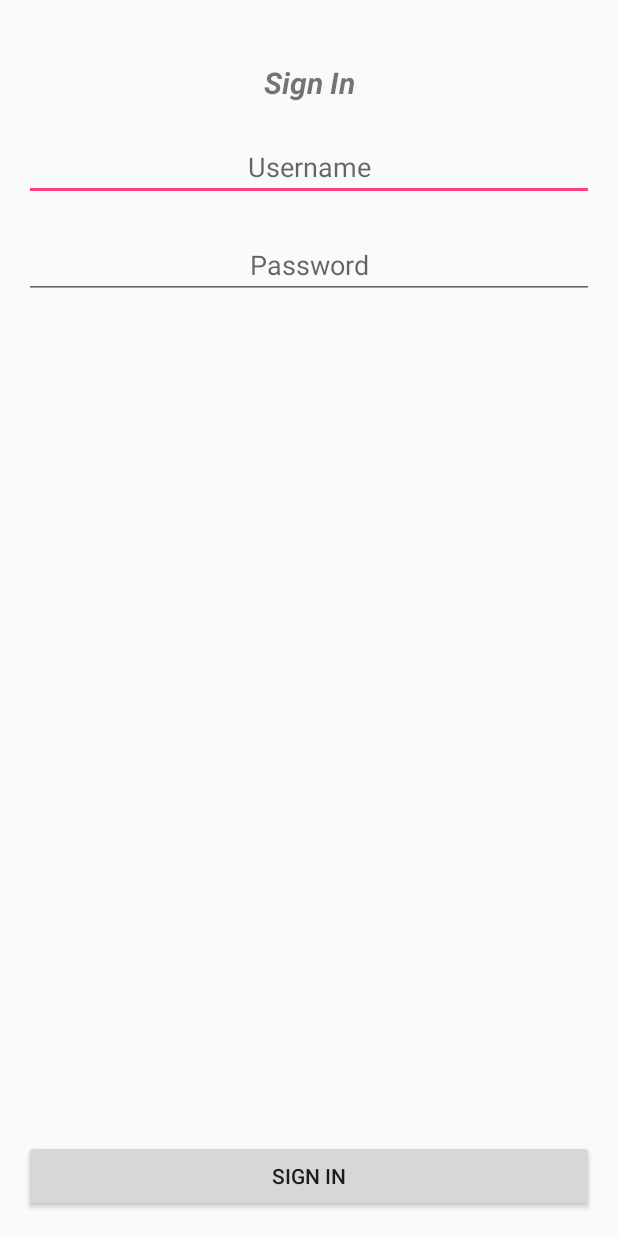
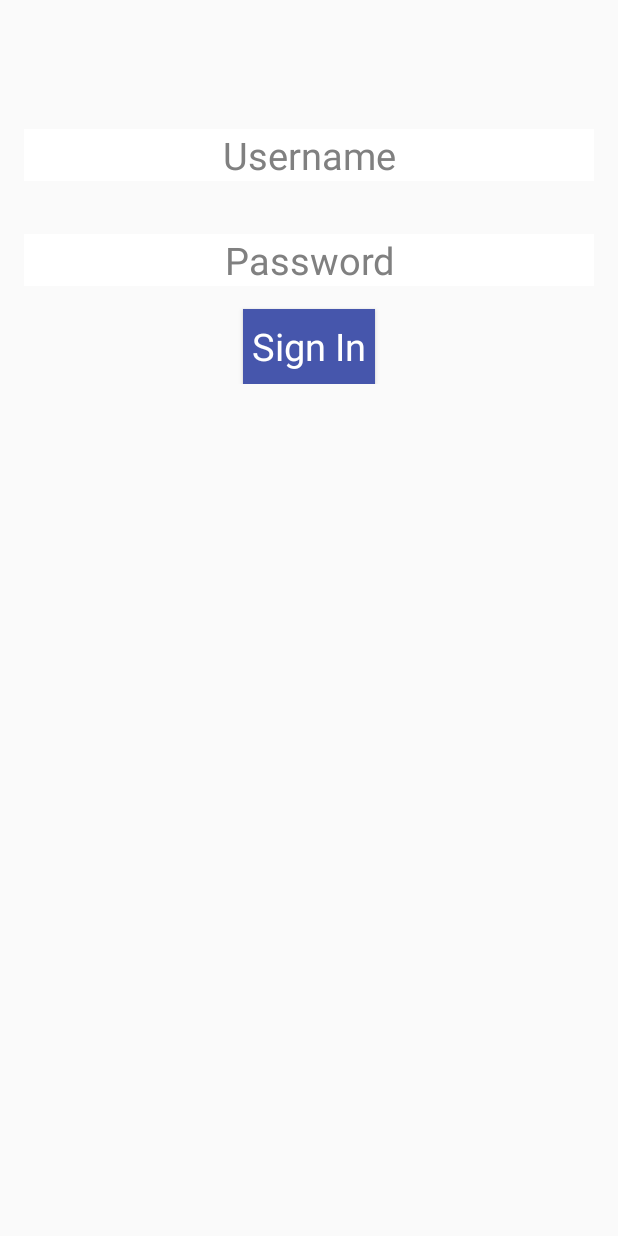
Before and after one commit to shanih/PDDailyCog, an Android app: the layout activity_login.xml on its own in the app's theme, with its tools: preview values and no code run, on a phone screen of 412 x 824 dp. Run offline under Robolectric (Android 15) with nearby library versions, the phone set to English and light mode, and no system bars.

Commit message:
begin of design

```diff
--- a/app/src/main/AndroidManifest.xml
+++ b/app/src/main/AndroidManifest.xml
@@ -10,7 +10,7 @@
         android:label="@string/app_name"
         android:roundIcon="@mipmap/ic_launcher_round"
         android:supportsRtl="true"
-        android:theme="@style/AppTheme">
+        android:theme="@style/OurApp">
         <activity android:name=".activities.MainActivity">
             <intent-filter>
                 <action android:name="android.intent.action.MAIN" />
--- a/app/src/main/java/il/ac/pddailycogresearch/pddailycog/activities/LoginActivity.java
+++ b/app/src/main/java/il/ac/pddailycogresearch/pddailycog/activities/LoginActivity.java
@@ -1,4 +1,4 @@
-package il.ac.pddailycogresearch.pddailycog.activities;
+package il.ac.pckddailycogresearch.pddailycog.activities;
 
 import android.os.Bundle;
 import android.support.v7.app.AppCompatActivity;
--- a/app/src/main/res/layout/activity_login.xml
+++ b/app/src/main/res/layout/activity_login.xml
@@ -1,5 +1,6 @@
 <?xml version="1.0" encoding="utf-8"?>
-<RelativeLayout xmlns:android="http://schemas.android.com/apk/res/android"
+
+<ScrollView xmlns:android="http://schemas.android.com/apk/res/android"
     xmlns:tools="http://schemas.android.com/tools"
     android:id="@+id/activity_login"
     android:layout_width="match_parent"
@@ -9,42 +10,54 @@
     android:paddingRight="@dimen/activity_horizontal_margin"
     android:paddingTop="@dimen/activity_vertical_margin"
     tools:context="il.ac.pddailycogresearch.pddailycog.activities.LoginActivity">
+<RelativeLayout
+    android:layout_width="match_parent"
+    android:layout_height="match_parent">
 
+    <!--<TextView-->
+        <!--android:id="@+id/TextViewTitle"-->
+        <!--android:layout_width="match_parent"-->
+        <!--android:layout_height="wrap_content"-->
+        <!--android:layout_centerHorizontal="true"-->
+        <!--android:layout_marginTop="25dp"-->
+        <!--android:gravity="center"-->
+        <!--android:text="@string/sign_in"-->
+        <!--android:textSize="20sp"-->
+        <!--android:textStyle="bold|italic" />-->
 
-    <TextView
-        android:id="@+id/TextViewTitle"
-        android:layout_width="match_parent"
-        android:layout_height="wrap_content"
-        android:layout_centerHorizontal="true"
-        android:layout_marginTop="25dp"
-        android:gravity="center"
-        android:text="@string/sign_in"
-        android:textSize="20sp"
-        android:textStyle="bold|italic" />
-
-    <EditText
+    <EditText style="@style/StyleEditText"
         android:id="@+id/EditTextUserName"
         android:layout_width="match_parent"
         android:layout_height="wrap_content"
-        android:layout_below="@id/TextViewTitle"
-        android:layout_marginTop="20dp"
+        android:layout_marginTop="70dp"
         android:gravity="center"
         android:hint="@string/username" />
 
-    <EditText
+    <Space
+        android:layout_width="match_parent"
+        android:layout_height="15dp"
+        android:id="@+id/space1"
+        android:layout_below="@id/EditTextUserName"/>
+
+    <EditText style="@style/StyleEditText"
         android:id="@+id/EditTextPassword"
         android:layout_width="match_parent"
         android:layout_height="wrap_content"
-        android:layout_below="@id/EditTextUserName"
+        android:layout_below="@id/space1"
         android:layout_marginTop="20dp"
         android:gravity="center"
         android:hint="@string/password" />
 
-    <Button
+    <Space
+        android:layout_width="match_parent"
+        android:layout_height="15dp"
+        android:id="@+id/space2"
+        android:layout_below="@id/EditTextPassword"/>
+
+    <Button style="@style/StyleButton"
         android:id="@+id/BtnSignIn"
-        android:layout_width="match_parent"
-        android:layout_height="wrap_content"
+        android:layout_below="@+id/space2"
         android:layout_alignParentBottom="true"
         android:text="@string/sign_in" />
-
 </RelativeLayout>
+</ScrollView>
--- a/app/src/main/res/layout/activity_main.xml
+++ b/app/src/main/res/layout/activity_main.xml
@@ -14,8 +14,10 @@
         android:id="@+id/textViewWelcome"
         android:layout_width="wrap_content"
         android:layout_height="wrap_content"
+        android:background="@drawable/instruction1"
         android:text="@string/welcome_text" />
-    <Button
+
+    <Button style="@style/StyleButton"
         android:layout_below="@id/textViewWelcome"
         android:layout_marginTop="25dp"
         android:gravity="center"
--- a/app/src/main/res/layout/fragment_take_picture.xml
+++ b/app/src/main/res/layout/fragment_take_picture.xml
@@ -14,5 +14,8 @@
         android:layout_width="wrap_content"
         android:layout_below="@id/imageViewTakePictureFragment"
         android:layout_height="wrap_content"
+        android:background="@drawable/take_picture"
+        android:gravity="center"
+        android:layout_centerInParent="true"
         android:text="@string/take_picture" />
 </RelativeLayout>
--- a/app/src/main/res/values/styles.xml
+++ b/app/src/main/res/values/styles.xml
@@ -6,6 +6,35 @@
         <item name="colorPrimary">@color/colorPrimary</item>
         <item name="colorPrimaryDark">@color/colorPrimaryDark</item>
         <item name="colorAccent">@color/colorAccent</item>
+        <item name="android:buttonStyle">@style/StyleButton</item>
     </style>
 
+    <!-- Our application theme. -->
+    <style name="OurApp" parent="Base.Theme.AppCompat.Light.DarkActionBar">
+        <item name="colorPrimary">@color/colorPrimary</item>
+        <item name="colorPrimaryDark">@color/colorToolbar</item>
+        <item name="colorAccent">@color/colorAccent</item>
+    </style>
+
+    <!-- Buttons -->
+    <style name="StyleButton" parent="android:Theme">
+        <item name="android:background">@color/colorButtons</item>
+        <item name="android:textColor">@color/white</item>
+        <item name="android:textSize">25sp</item>
+        <item name="android:layout_width">wrap_content</item>
+        <item name="android:layout_height">50dp</item>
+        <item name="android:layout_centerHorizontal">true</item>
+    </style>
+
+    <!-- EditText -->
+    <style name="StyleEditText" parent="android:Theme">
+        <item name="android:background">@color/white</item>
+        <item name="android:textColor">@color/black</item>
+        <item name="android:layout_width">match_parent</item>
+        <item name="android:layout_height">50dp</item>
+        <item name="android:textSize">25sp</item>
+    </style>
+
+
+
 </resources>
```
Also changed, not shown: app/src/main/res/layout/activity_trial_chore.xml (+5 -5 lines), app/src/main/res/values/colors.xml (+35 -0 lines), app/src/main/res/drawable/exit.png (added), app/src/main/res/drawable/instruction1.png (added), app/src/main/res/drawable/instruction2.png (added), app/src/main/res/drawable/sound.png (added), app/src/main/res/drawable/take_picture.png (added).
